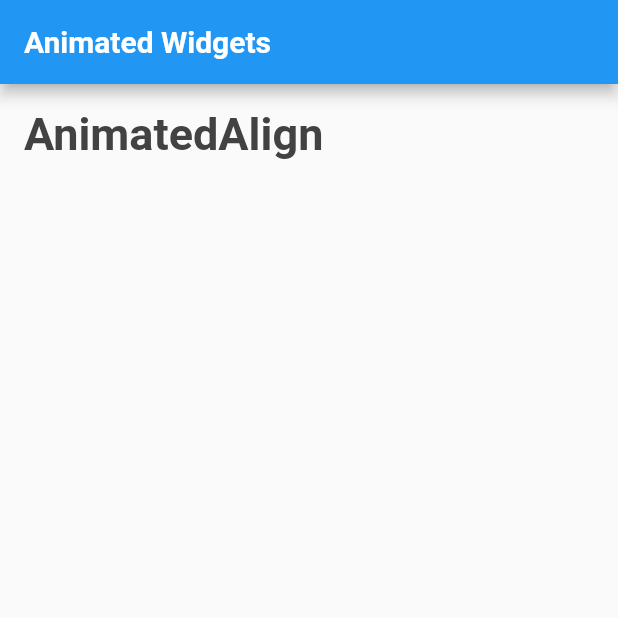
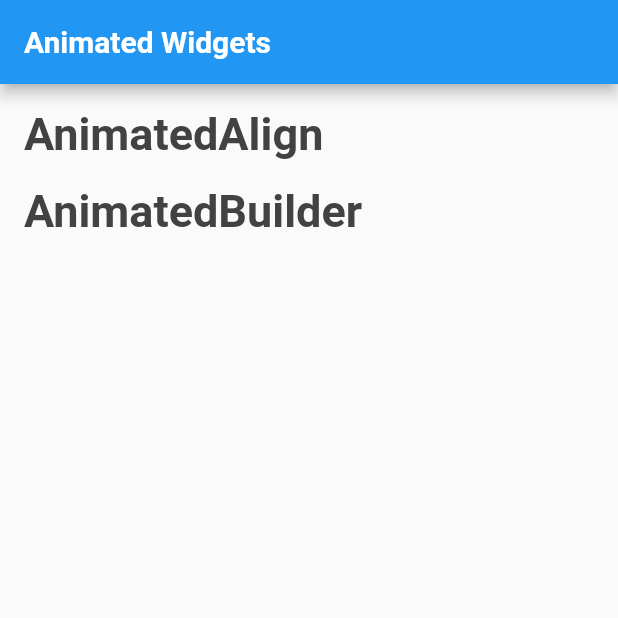
Before and after one commit to pshanmukha/animated_widgets, a Flutter app: the screen it shows after launch, on a phone screen of 412 x 824 dp, the top half of it. Run offline on Flutter 3.47's test engine with Material 2 defaults, Android fonts, the phone set to English and light mode, and no system bars.

Commit message:
animatedBuilder widget added

```diff
--- a/lib/main.dart
+++ b/lib/main.dart
@@ -1,6 +1,7 @@
 import 'package:flutter/material.dart';
 
 import 'animated_widgets/animatedAlign_widget.dart';
+import 'animated_widgets/animatedBuilder_widget.dart';
 
 void main() {
   runApp(const MyApp());
@@ -37,6 +38,8 @@ class MyHomePage extends StatelessWidget {
       body: Padding(
         padding: const EdgeInsets.all(8.0),
         child: Column(
+          mainAxisAlignment: MainAxisAlignment.start,
+          crossAxisAlignment: CrossAxisAlignment.start,
           children: [
             TextButton(
               onPressed: () {
@@ -51,6 +54,19 @@ class MyHomePage extends StatelessWidget {
                     fontSize: 30),
               ),
             ),
+            TextButton(
+              onPressed: () {
+                Navigator.of(context).push(
+                    MaterialPageRoute(builder: (context) => const AnimatedBuilderWidget()));
+              },
+              child: Text(
+                "AnimatedBuilder",
+                style: TextStyle(
+                    color: Colors.grey[800],
+                    fontWeight: FontWeight.bold,
+                    fontSize: 30),
+              ),
+            ),
           ],
         ),
       ),
```
Also changed, not shown: lib/animated_widgets/animatedBuilder_widget.dart (added, +51 -0 lines).
